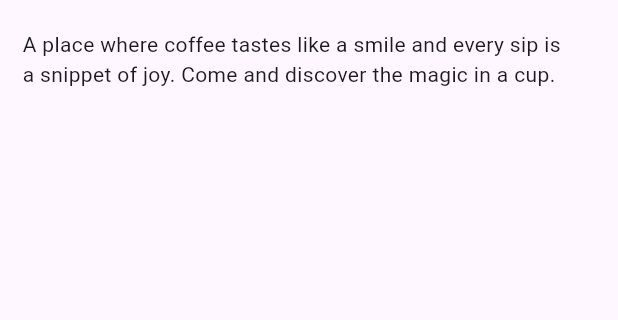
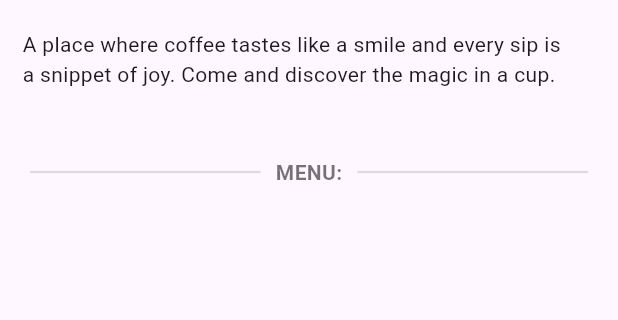
Before and after one commit to igorurbaniak/cafe_of_happiness_app, a Flutter app: the screen it shows after launch, on a phone screen of 412 x 824 dp, the part 278-598 px from its top. Run offline on Flutter 3.47's test engine with Material 3 defaults, Android fonts, the phone set to English and light mode, and no system bars.

Commit message:
Add Dividers above Menu List

```diff
--- a/lib/widgets/home_discription.dart
+++ b/lib/widgets/home_discription.dart
@@ -7,7 +7,7 @@ class HomeDiscription extends StatelessWidget {
   Widget build(BuildContext context) {
     return Container(
       width: double.infinity,
-      height: 200,
+      height: 180,
       padding: const EdgeInsets.only(top: 25, left: 15, right: 15),
       child: const Stack(
         alignment: Alignment.topLeft,
--- a/lib/widgets/home_header.dart
+++ b/lib/widgets/home_header.dart
@@ -1,4 +1,5 @@
 import 'package:cafe_of_happiness_app/widgets/home_discription.dart';
+import 'package:cafe_of_happiness_app/widgets/home_menu_list.dart';
 import 'package:flutter/material.dart';
 
 class HomeHeader extends StatelessWidget {
@@ -97,6 +98,7 @@ class HomeHeader extends StatelessWidget {
       body: const Column(
         children: [
           HomeDiscription(),
+          HomeMednuList(),
         ],
       ),
     );
--- /dev/null
+++ b/lib/widgets/home_menu_list.dart
@@ -0,0 +1,42 @@
+import 'package:flutter/material.dart';
+
+class HomeMednuList extends StatelessWidget {
+  const HomeMednuList({super.key});
+
+  @override
+  Widget build(BuildContext context) {
+    return Container(
+      padding: const EdgeInsets.only(top: 30, left: 20, right: 20),
+      child: const Column(
+        children: [
+          Row(
+            children: [
+              Expanded(
+                child: Divider(
+                  color: Colors.black12,
+                  thickness: 1.5,
+                ),
+              ),
+              SizedBox(width: 10),
+              Text(
+                'MENU:',
+                style: TextStyle(
+                  fontWeight: FontWeight.bold,
+                  fontSize: 14,
+                  color: Colors.black54,
+                ),
+              ),
+              SizedBox(width: 10),
+              Expanded(
+                child: Divider(
+                  color: Colors.black12,
+                  thickness: 1.5,
+                ),
+              ),
+            ],
+          ),
+        ],
+      ),
+    );
+  }
+}
```
